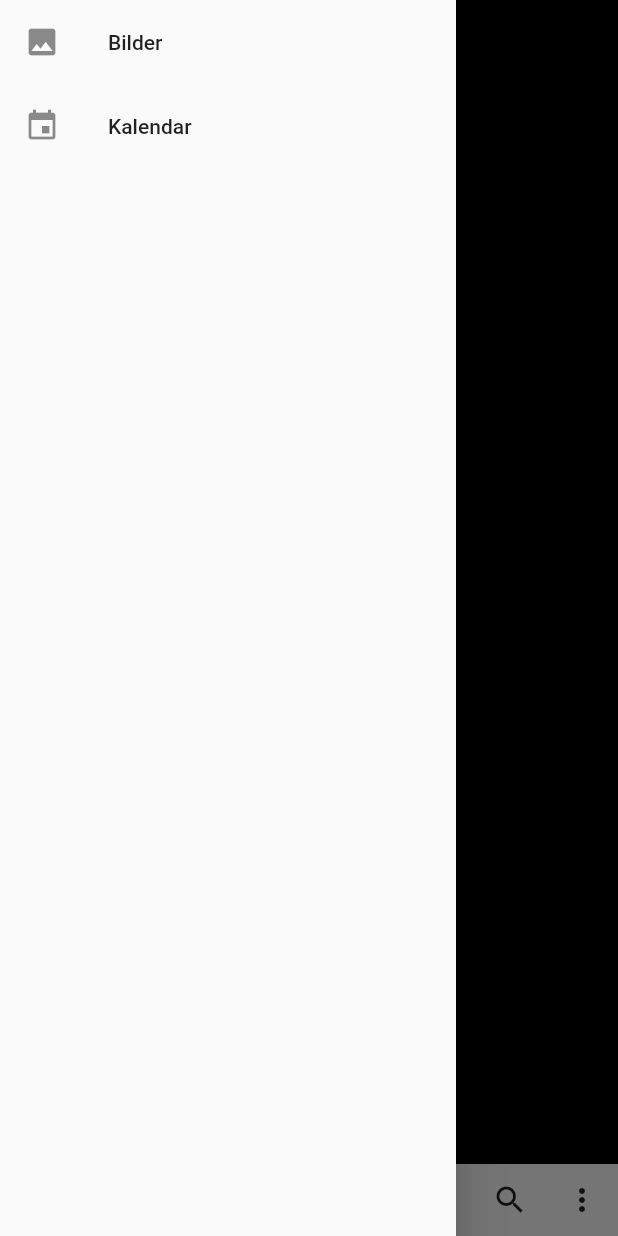
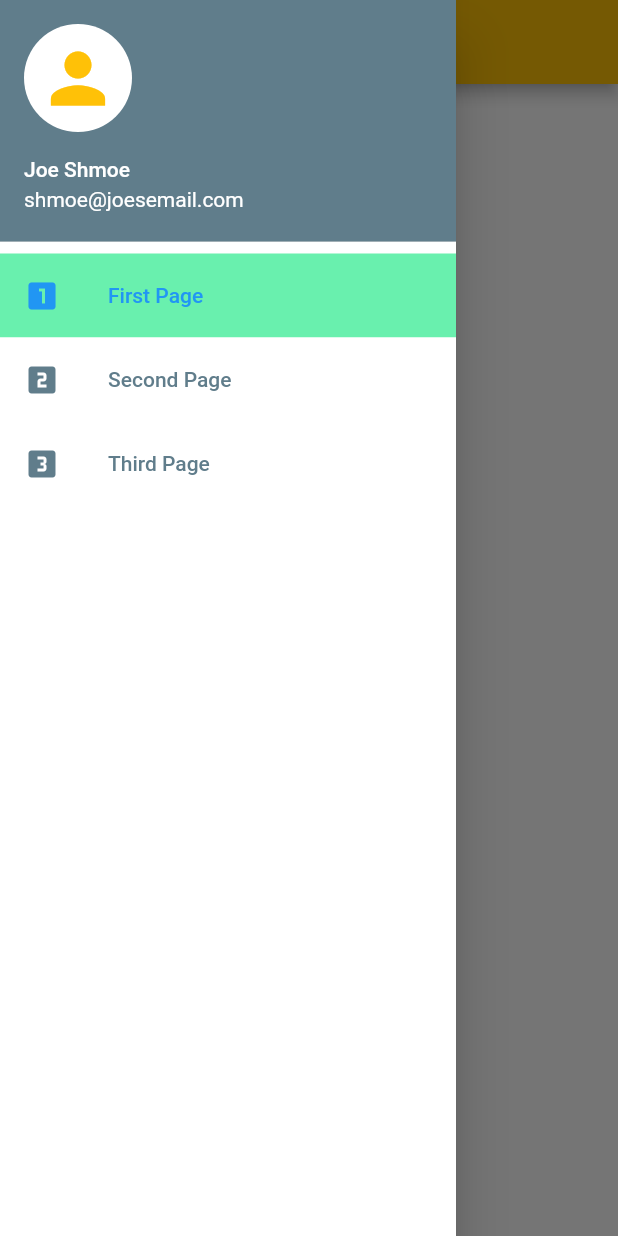
Before and after one commit to anfalt/NAS-App, a Flutter app: the screen it shows after launch, with the side drawer open, on a phone screen of 412 x 824 dp. Run offline on Flutter 3.47's test engine with Material 2 defaults, Android fonts, the phone set to English and light mode, and no system bars; our stand-ins replace bloc, flutter_bloc.

Commit message:
add bloc navigation

```diff
--- a/lib/Navigation/appDrawer.dart
+++ /dev/null
@@ -1,38 +0,0 @@
-// Copyright 2018 The Flutter team. All rights reserved.
-// Use of this source code is governed by a BSD-style license that can be
-// found in the LICENSE file.
-
-import 'package:flutter/material.dart';
-
-import '../Pages/calendarPage.dart';
-import '../Pages/imagesPage.dart';
-
-class AppDrawer extends StatelessWidget {
-  @override
-  Widget build(BuildContext context) {
-    return Drawer(
-      child: ListView(
-        children: <Widget>[
-          ListTile(
-            title: Text('Bilder'),
-            leading: Icon(Icons.image),
-            onTap: () {
-              Navigator.pop(context);
-              Navigator.of(context).push(MaterialPageRoute(
-                  builder: (BuildContext context) => ImagesPage()));
-            },
-          ),
-          ListTile(
-            title: Text('Kalendar'),
-            leading: Icon(Icons.event),
-            onTap: () {
-              Navigator.pop(context);
-              Navigator.of(context).push(MaterialPageRoute(
-                  builder: (BuildContext context) => CalendarPage()));
-            },
-          ),
-        ],
-      ),
-    );
-  }
-}
--- /dev/null
+++ b/lib/Navigation/mainContainer.dart
@@ -0,0 +1,93 @@
+import 'package:flutter/material.dart';
+import 'package:flutter_bloc/flutter_bloc.dart';
+import 'package:nas_app/Pages/calendarPage.dart';
+import 'package:nas_app/Pages/homePage.dart';
+import 'package:nas_app/Pages/imagesPage.dart';
+
+import './navDrawer.dart';
+import '../bloc/nav_drawer_bloc.dart';
+import '../bloc/nav_drawer_state.dart';
+
+class MainContainerWidget extends StatelessWidget {
+  @override
+  Widget build(BuildContext context) {
+    return BlocProvider<NavDrawerBloc>(
+        create: (BuildContext context) => NavDrawerBloc(),
+        child: BlocBuilder<NavDrawerBloc, NavDrawerState>(
+          builder: (BuildContext context, NavDrawerState state) => Scaffold(
+            drawer: NavDrawerWidget("Joe Shmoe", "shmoe@joesemail.com"),
+            appBar: AppBar(
+              title: Text(_getTextForItem(state.selectedItem)),
+            ),
+            body: _bodyForState(state),
+            //floatingActionButton: _getFabForItem(state.selectedItem)),
+          ),
+        ));
+  }
+
+  _getTextForItem(NavItem item) {
+    switch (item) {
+      case NavItem.calendarPage:
+        {
+          return "Kalendar";
+        }
+        break;
+
+      case NavItem.homePage:
+        {
+          return "Start";
+        }
+        break;
+
+      case NavItem.imagePage:
+        {
+          return "Bilder";
+        }
+        break;
+    }
+  }
+
+  _bodyForState(NavDrawerState state) {
+    switch (state.selectedItem) {
+      case NavItem.calendarPage:
+        {
+          return new CalendarPage();
+        }
+        break;
+
+      case NavItem.homePage:
+        {
+          return new HomePage();
+        }
+        break;
+
+      case NavItem.imagePage:
+        {
+          return new ImagesPage();
+        }
+        break;
+    }
+  }
+
+  // _getFabForItem(NavItem item) {
+  //   switch (item) {
+  //     case NavItem.calendarPage:
+  //       {
+  //         return "Kalendar";
+  //       }
+  //       break;
+
+  //     case NavItem.homePage:
+  //       {
+  //         return "Start";
+  //       }
+  //       break;
+
+  //     case NavItem.imagePage:
+  //       {
+  //         return "Bilder";
+  //       }
+  //       break;
+  //   }
+  //}
+}
--- /dev/null
+++ b/lib/Navigation/navDrawer.dart
@@ -0,0 +1,94 @@
+import 'package:flutter/material.dart';
+import 'package:flutter_bloc/flutter_bloc.dart';
+
+import '../bloc/nav_drawer_bloc.dart';
+import '../bloc/nav_drawer_event.dart';
+import '../bloc/nav_drawer_state.dart';
+
+class NavDrawerWidget extends StatelessWidget {
+  final String accountName;
+  final String accountEmail;
+  final List<_NavigationItem> _listItems = [
+    _NavigationItem(true, null, null, null),
+    _NavigationItem(false, NavItem.homePage, "First Page", Icons.looks_one),
+    _NavigationItem(false, NavItem.imagePage, "Second Page", Icons.looks_two),
+    _NavigationItem(false, NavItem.calendarPage, "Third Page", Icons.looks_3)
+  ];
+  NavDrawerWidget(this.accountName, this.accountEmail);
+  @override
+  Widget build(BuildContext context) => Drawer(
+          // Add a ListView to the drawer. This ensures the user can scroll
+          // through the options in the drawer if there isn't enough vertical
+          // space to fit everything.
+          child: Container(
+        color: Colors.white,
+        child: ListView.builder(
+            padding: EdgeInsets.zero,
+            itemCount: _listItems.length,
+            itemBuilder: (BuildContext context, int index) =>
+                BlocBuilder<NavDrawerBloc, NavDrawerState>(
+                  builder: (BuildContext context, NavDrawerState state) =>
+                      _buildItem(_listItems[index], state),
+                )),
+      ));
+  Widget _buildItem(_NavigationItem data, NavDrawerState state) => data.header
+      // if the item is a header return the header widget
+      ? _makeHeaderItem()
+      // otherwise build and return the default list item
+      : _makeListItem(data, state);
+  Widget _makeHeaderItem() => UserAccountsDrawerHeader(
+        accountName: Text(accountName, style: TextStyle(color: Colors.white)),
+        accountEmail: Text(accountEmail, style: TextStyle(color: Colors.white)),
+        decoration: BoxDecoration(color: Colors.blueGrey),
+        currentAccountPicture: CircleAvatar(
+          backgroundColor: Colors.white,
+          foregroundColor: Colors.amber,
+          child: Icon(
+            Icons.person,
+            size: 54,
+          ),
+        ),
+      );
+  Widget _makeListItem(_NavigationItem data, NavDrawerState state) => Card(
+        color:
+            data.item == state.selectedItem ? Colors.greenAccent : Colors.white,
+        shape: ContinuousRectangleBorder(borderRadius: BorderRadius.zero),
+        // So we see the selected highlight
+        borderOnForeground: true,
+        elevation: 0,
+        margin: EdgeInsets.zero,
+        child: Builder(
+          builder: (BuildContext context) => ListTile(
+            title: Text(
+              data.title,
+              style: TextStyle(
+                color: data.item == state.selectedItem
+                    ? Colors.blue
+                    : Colors.blueGrey,
+              ),
+            ),
+            leading: Icon(
+              data.icon,
+              // if it's selected change the color
+              color: data.item == state.selectedItem
+                  ? Colors.blue
+                  : Colors.blueGrey,
+            ),
+            onTap: () => _handleItemClick(context, data.item),
+          ),
+        ),
+      );
+  void _handleItemClick(BuildContext context, NavItem item) {
+    BlocProvider.of<NavDrawerBloc>(context).add(NavigateTo(item));
+    Navigator.pop(context);
+  }
+}
+
+// helper class used to represent navigation list items
+class _NavigationItem {
+  final bool header;
+  final NavItem item;
+  final String title;
+  final IconData icon;
+  _NavigationItem(this.header, this.item, this.title, this.icon);
+}
--- a/lib/Navigation/navigation.dart
+++ /dev/null
@@ -1,47 +0,0 @@
-import 'package:flutter/material.dart';
-import 'package:nas_app/Navigation/appDrawer.dart';
-
-class Navigation extends StatefulWidget {
-  @override
-  _NavigationState createState() => _NavigationState();
-}
-
-class _NavigationState extends State<Navigation> {
-  final GlobalKey<ScaffoldState> _scaffoldKey = new GlobalKey<ScaffoldState>();
-  // List<Widget> _widgetOptions = <Widget>[
-  //   HomePage(title: "Start"),
-  //   HomePage(title: "Bilder"),
-  //   HomePage(title: "Kalendar"),
-  // ];
-  //int _currentSelected = 0;
-
-  // void _onItemTapped(int index) {
-  //   setState(() {
-  //     _currentSelected = index;
-  //   });
-  // }
-
-  @override
-  @override
-  Widget build(BuildContext context) {
-    return Scaffold(
-      key: _scaffoldKey,
-      drawer: AppDrawer(),
-      bottomNavigationBar: BottomAppBar(
-        child: Row(
-          children: [
-            IconButton(icon: Icon(Icons.menu), onPressed: openDrawer),
-            Spacer(),
-            IconButton(icon: Icon(Icons.search), onPressed: () {}),
-            IconButton(icon: Icon(Icons.more_vert), onPressed: () {}),
-          ],
-        ),
-      ),
-      backgroundColor: Colors.black,
-    );
-  }
-
-  openDrawer() {
-    _scaffoldKey.currentState.openDrawer();
-  }
-}
--- a/lib/Pages/calendarPage.dart
+++ b/lib/Pages/calendarPage.dart
@@ -1,22 +1,10 @@
 import 'package:flutter/material.dart';
-import 'package:nas_app/Navigation/appDrawer.dart';
 
 class CalendarPage extends StatelessWidget {
   @override
   Widget build(BuildContext context) {
     return Scaffold(
-      drawer: AppDrawer(),
       body: Text("Kalender"),
-      bottomNavigationBar: BottomAppBar(
-        child: Row(
-          children: [
-            IconButton(icon: Icon(Icons.menu), onPressed: () {}),
-            Spacer(),
-            IconButton(icon: Icon(Icons.search), onPressed: () {}),
-            IconButton(icon: Icon(Icons.more_vert), onPressed: () {}),
-          ],
-        ),
-      ),
     );
   }
 }
--- a/lib/Navigation/appDrawerHeader.dart
+++ b/lib/Pages/homePage.dart
@@ -1,8 +1,10 @@
 import 'package:flutter/material.dart';
 
-class AppDrawerHeader extends StatelessWidget {
+class HomePage extends StatelessWidget {
   @override
   Widget build(BuildContext context) {
-    return AppDrawerHeader();
+    return Scaffold(
+      body: Text("Home"),
+    );
   }
 }
--- a/lib/Pages/imagesPage.dart
+++ b/lib/Pages/imagesPage.dart
@@ -1,22 +1,10 @@
 import 'package:flutter/material.dart';
-import 'package:nas_app/Navigation/appDrawer.dart';
 
 class ImagesPage extends StatelessWidget {
   @override
   Widget build(BuildContext context) {
     return Scaffold(
-      drawer: AppDrawer(),
       body: Text("Bilder"),
-      bottomNavigationBar: BottomAppBar(
-        child: Row(
-          children: [
-            IconButton(icon: Icon(Icons.menu), onPressed: () {}),
-            Spacer(),
-            IconButton(icon: Icon(Icons.search), onPressed: () {}),
-            IconButton(icon: Icon(Icons.more_vert), onPressed: () {}),
-          ],
-        ),
-      ),
     );
   }
 }
--- /dev/null
+++ b/lib/bloc/nav_drawer_bloc.dart
@@ -0,0 +1,25 @@
+import 'package:bloc/bloc.dart';
+
+import './nav_drawer_event.dart';
+import './nav_drawer_state.dart';
+
+class NavDrawerBloc extends Bloc<NavDrawerEvent, NavDrawerState> {
+// You can also have an optional constructor here that takes
+  // a repository that you can use later to make network requests
+// this is the initial state the user will see when
+  // the bloc is first created
+  @override
+  NavDrawerState get initialState => NavDrawerState(NavItem.homePage);
+  @override
+  Stream<NavDrawerState> mapEventToState(NavDrawerEvent event) async* {
+    // this is where the events are handled, if you want to call a method
+    // you can yield* instead of the yield, but make sure your
+    // method signature returns Stream<NavDrawerState> and is async*
+    if (event is NavigateTo) {
+      // only route to a new location if the new location is different
+      if (event.destination != state.selectedItem) {
+        yield NavDrawerState(event.destination);
+      }
+    }
+  }
+}
--- /dev/null
+++ b/lib/bloc/nav_drawer_event.dart
@@ -0,0 +1,16 @@
+// this import is needed to import NavItem,
+// which we'll use to represent the item the user has selected
+import './nav_drawer_state.dart';
+
+// it's important to use an abstract class, even if you have one
+// event, so that you can use it later in your BLoC and or tests
+abstract class NavDrawerEvent {
+  const NavDrawerEvent();
+}
+
+// this is the event that's triggered when the user
+// wants to change pages
+class NavigateTo extends NavDrawerEvent {
+  final NavItem destination;
+  const NavigateTo(this.destination);
+}
--- /dev/null
+++ b/lib/bloc/nav_drawer_state.dart
@@ -0,0 +1,9 @@
+// this is the state the user is expected to see
+class NavDrawerState {
+  final NavItem selectedItem;
+  const NavDrawerState(this.selectedItem);
+}
+
+// helpful navigation pages, you can change
+// them to support your pages
+enum NavItem { homePage, imagePage, calendarPage }
--- a/lib/main.dart
+++ b/lib/main.dart
@@ -4,7 +4,7 @@
 
 import 'package:flutter/material.dart';
 
-import 'Navigation/navigation.dart';
+import 'Navigation/mainContainer.dart';
 
 void main() => runApp(MyApp());
 
@@ -14,8 +14,7 @@ class MyApp extends StatelessWidget {
     return MaterialApp(
         title: 'Home App',
         theme: ThemeData(
-          primarySwatch: Colors.indigo,
-        ),
-        home: Navigation());
+            primarySwatch: Colors.amber, scaffoldBackgroundColor: Colors.white),
+        home: MainContainerWidget());
   }
 }
```
Also changed, not shown: pubspec.yaml (+5 -3 lines), pubspec.lock.
